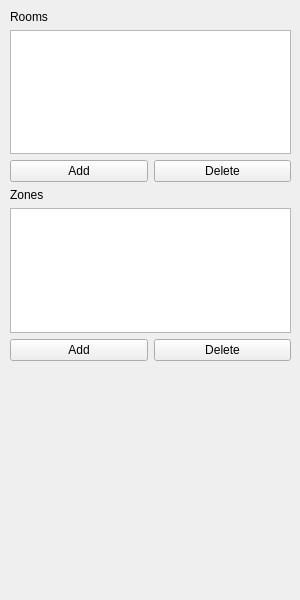
Above: forms/roomlistwidget.ui from JuPedSim/jpseditor before the change. Below: the same form after it.
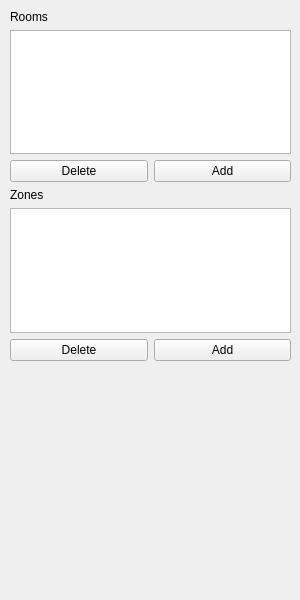
That is the form after the change.

Commit message: Add track widget

The edit to the form file:
```diff
--- a/forms/roomlistwidget.ui
+++ b/forms/roomlistwidget.ui
@@ -49,13 +49,6 @@
       </item>
       <item>
        <layout class="QHBoxLayout" name="horizontalLayout_2">
-        <item>
-         <widget class="QPushButton" name="pushButton_addRoom">
-          <property name="text">
-           <string>Add</string>
-          </property>
-         </widget>
-        </item>
         <item>
          <widget class="QPushButton" name="pushButton_deleteRoom">
           <property name="text">
@@ -63,6 +56,13 @@
           </property>
          </widget>
         </item>
+        <item>
+         <widget class="QPushButton" name="pushButton_addRoom">
+          <property name="text">
+           <string>Add</string>
+          </property>
+         </widget>
+        </item>
        </layout>
       </item>
      </layout>
@@ -81,13 +81,6 @@
       </item>
       <item>
        <layout class="QHBoxLayout" name="horizontalLayout">
-        <item>
-         <widget class="QPushButton" name="pushButton_addZone">
-          <property name="text">
-           <string>Add</string>
-          </property>
-         </widget>
-        </item>
         <item>
          <widget class="QPushButton" name="pushButton_deleteZone">
           <property name="text">
@@ -95,6 +88,13 @@
           </property>
          </widget>
         </item>
+        <item>
+         <widget class="QPushButton" name="pushButton_addZone">
+          <property name="text">
+           <string>Add</string>
+          </property>
+         </widget>
+        </item>
        </layout>
       </item>
      </layout>
```
The commit also changes 3 other files.
